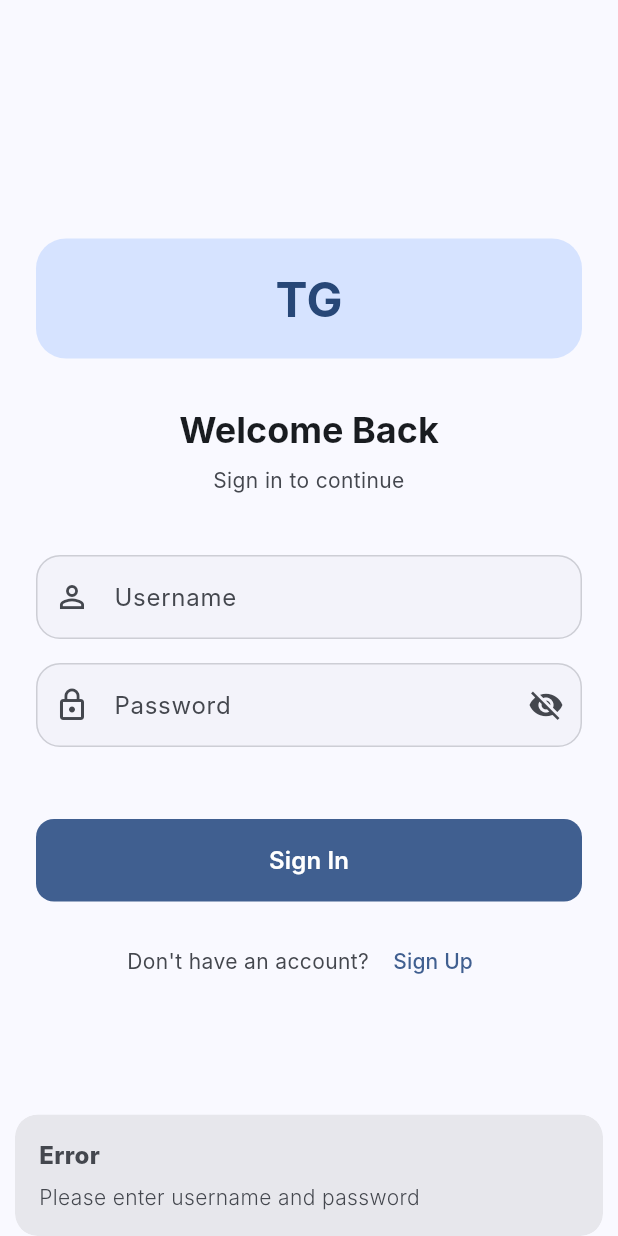
After one commit to forever-free1/telegram-go, a Flutter app: the screen it shows after launch, after a tap on "Sign In", on a phone screen of 412 x 824 dp. The commit adds this screen. Run offline on Flutter 3.47's test engine with Material 3 defaults, Android fonts, the phone set to English and light mode, and no system bars; drawn by our look-alikes of dynamic_color, flutter_animate; our stand-ins replace dio, flutter_markdown, get, shared_preferences; missing offline and left inert: window_manager; accounts and stored records are empty; Roboto replaces fonts that are missing (Inter).

Commit message:
feat: add network layer and authentication module
Network Layer:
- Create ApiClient with Dio wrapper
- Base URL: http://10.0.2.2:8080/api (Android emulator)
- Request interceptor: Auto-add Bearer token to headers
- Response interceptor: Handle 401 errors with Get.offAll()

Authentication:
- Create AuthController with login logic
- LoginPage with Material 3 design
- Token persistence with shared_preferences
- Auto-redirect to login on 401

Routing:
- AuthWrapper checks login status on app start
- GetX routing with GetMaterialApp

```diff
--- /dev/null
+++ b/frontend/lib/core/network/api_client.dart
@@ -0,0 +1,150 @@
+import 'package:dio/dio.dart';
+import 'package:get/get.dart' hide Response, FormData, MultipartFile;
+import 'package:shared_preferences/shared_preferences.dart';
+
+/// API Client - Dio wrapper with interceptors
+class ApiClient extends GetxService {
+  static const String _baseUrl = 'http://10.0.2.2:8080/api';
+  static const String _tokenKey = 'auth_token';
+
+  late final Dio _dio;
+
+  static ApiClient get to => Get.find<ApiClient>();
+
+  Future<ApiClient> init() async {
+    _dio = Dio(
+      BaseOptions(
+        baseUrl: _baseUrl,
+        connectTimeout: const Duration(seconds: 30),
+        receiveTimeout: const Duration(seconds: 30),
+        headers: {
+          'Content-Type': 'application/json',
+          'Accept': 'application/json',
+        },
+      ),
+    );
+
+    // Add interceptors
+    _dio.interceptors.addAll([
+      _RequestInterceptor(),
+      _ResponseInterceptor(),
+    ]);
+
+    return this;
+  }
+
+  Dio get dio => _dio;
+
+  // Token management
+  static Future<void> saveToken(String token) async {
+    final prefs = await SharedPreferences.getInstance();
+    await prefs.setString(_tokenKey, token);
+  }
+
+  static Future<String?> getToken() async {
+    final prefs = await SharedPreferences.getInstance();
+    return prefs.getString(_tokenKey);
+  }
+
+  static Future<void> clearToken() async {
+    final prefs = await SharedPreferences.getInstance();
+    await prefs.remove(_tokenKey);
+  }
+
+  static Future<bool> hasToken() async {
+    final token = await getToken();
+    return token != null && token.isNotEmpty;
+  }
+
+  // HTTP methods
+  Future<Response<T>> get<T>(
+    String path, {
+    Map<String, dynamic>? queryParameters,
+    Options? options,
+  }) async {
+    return _dio.get<T>(path, queryParameters: queryParameters, options: options);
+  }
+
+  Future<Response<T>> post<T>(
+    String path, {
+    dynamic data,
+    Map<String, dynamic>? queryParameters,
+    Options? options,
+  }) async {
+    return _dio.post<T>(path, data: data, queryParameters: queryParameters, options: options);
+  }
+
+  Future<Response<T>> put<T>(
+    String path, {
+    dynamic data,
+    Map<String, dynamic>? queryParameters,
+    Options? options,
+  }) async {
+    return _dio.put<T>(path, data: data, queryParameters: queryParameters, options: options);
+  }
+
+  Future<Response<T>> delete<T>(
+    String path, {
+    dynamic data,
+    Map<String, dynamic>? queryParameters,
+    Options? options,
+  }) async {
+    return _dio.delete<T>(path, data: data, queryParameters: queryParameters, options: options);
+  }
+
+  Future<Response<T>> uploadFile<T>(
+    String path,
+    String filePath, {
+    String fieldName = 'file',
+    Map<String, dynamic>? additionalData,
+    ProgressCallback? onSendProgress,
+  }) async {
+    final formData = FormData.fromMap({
+      fieldName: await MultipartFile.fromFile(filePath),
+      ...?additionalData,
+    });
+
+    return _dio.post<T>(
+      path,
+      data: formData,
+      onSendProgress: onSendProgress,
+      options: Options(contentType: 'multipart/form-data'),
+    );
+  }
+}
+
+/// Request Interceptor - Adds Authorization header
+class _RequestInterceptor extends Interceptor {
+  @override
+  void onRequest(RequestOptions options, RequestInterceptorHandler handler) async {
+    // Get token from storage
+    final token = await ApiClient.getToken();
+
+    if (token != null && token.isNotEmpty) {
+      options.headers['Authorization'] = 'Bearer $token';
+    }
+
+    super.onRequest(options, handler);
+  }
+}
+
+/// Response Interceptor - Handles global errors
+class _ResponseInterceptor extends Interceptor {
+  @override
+  void onError(DioException err, ErrorInterceptorHandler handler) async {
+    if (err.response?.statusCode == 401) {
+      // Clear token
+      await ApiClient.clearToken();
+
+      // Try to notify about unauthorized - will fail gracefully if not initialized
+      try {
+        // Navigate to login
+        Get.offAllNamed('/login');
+      } catch (_) {
+        // Ignore if navigation fails
+      }
+    }
+
+    super.onError(err, handler);
+  }
+}
--- /dev/null
+++ b/frontend/lib/features/auth/controllers/auth_controller.dart
@@ -0,0 +1,178 @@
+import 'package:get/get.dart';
+import 'package:dio/dio.dart';
+import '../../../core/network/api_client.dart';
+import '../../../features/chat/screens/chat_list_screen.dart';
+
+/// Login Request DTO
+class LoginRequest {
+  final String username;
+  final String password;
+
+  LoginRequest({required this.username, required this.password});
+
+  Map<String, dynamic> toJson() => {
+        'username': username,
+        'password': password,
+      };
+}
+
+/// Login Response DTO
+class LoginResponse {
+  final String token;
+  final int userId;
+  final String? username;
+  final String? nickname;
+
+  LoginResponse({
+    required this.token,
+    required this.userId,
+    this.username,
+    this.nickname,
+  });
+
+  factory LoginResponse.fromJson(Map<String, dynamic> json) {
+    return LoginResponse(
+      token: json['token'] ?? '',
+      userId: json['user_id'] ?? json['userId'] ?? 0,
+      username: json['username'],
+      nickname: json['nickname'],
+    );
+  }
+}
+
+/// Auth Controller - Handles authentication
+class AuthController extends GetxController {
+  final ApiClient _apiClient = ApiClient.to;
+
+  final RxBool isLoading = false.obs;
+  final RxString errorMessage = ''.obs;
+  final Rx<LoginResponse?> currentUser = Rx<LoginResponse?>(null);
+
+  @override
+  void onInit() {
+    super.onInit();
+    checkLoginStatus();
+  }
+
+  /// Check if user is already logged in
+  Future<void> checkLoginStatus() async {
+    final hasToken = await ApiClient.hasToken();
+    if (hasToken) {
+      // Token exists, user is logged in
+      // In a real app, you might want to validate the token with the server
+      Get.offAll(() => const ChatListScreen());
+    }
+  }
+
+  /// Handle unauthorized response - called by interceptor
+  void handleUnauthorized() {
+    errorMessage.value = 'Session expired. Please login again.';
+    currentUser.value = null;
+    Get.offAllNamed('/login');
+  }
+
+  /// Login with username and password
+  Future<void> login(String username, String password) async {
+    if (username.isEmpty || password.isEmpty) {
+      errorMessage.value = 'Please enter username and password';
+      return;
+    }
+
+    isLoading.value = true;
+    errorMessage.value = '';
+
+    try {
+      final response = await _apiClient.post(
+        '/auth/login',
+        data: LoginRequest(username: username, password: password).toJson(),
+      );
+
+      final responseData = response.data;
+
+      // Handle different response structures
+      Map<String, dynamic> data;
+      if (responseData is Map<String, dynamic>) {
+        // Check for nested data structure
+        if (responseData.containsKey('data')) {
+          data = responseData['data'];
+        } else {
+          data = responseData;
+        }
+      } else {
+        throw Exception('Invalid response format');
+      }
+
+      final loginResponse = LoginResponse.fromJson(data);
+
+      // Save token
+      await ApiClient.saveToken(loginResponse.token);
+
+      // Update current user
+      currentUser.value = loginResponse;
+
+      // Navigate to chat list
+      Get.offAll(() => const ChatListScreen());
+    } on DioException catch (e) {
+      _handleDioError(e);
+    } catch (e) {
+      errorMessage.value = 'Login failed: ${e.toString()}';
+    } finally {
+      isLoading.value = false;
+    }
+  }
+
+  /// Handle Dio errors
+  void _handleDioError(DioException e) {
+    if (e.response != null) {
+      final statusCode = e.response!.statusCode;
+      final data = e.response!.data;
+
+      if (data is Map<String, dynamic> && data.containsKey('message')) {
+        errorMessage.value = data['message'];
+      } else {
+        switch (statusCode) {
+          case 401:
+            errorMessage.value = 'Invalid username or password';
+            break;
+          case 400:
+            errorMessage.value = 'Invalid request';
+            break;
+          case 500:
+            errorMessage.value = 'Server error. Please try again later.';
+            break;
+          default:
+            errorMessage.value = 'Login failed. Please try again.';
+        }
+      }
+    } else if (e.type == DioExceptionType.connectionTimeout) {
+      errorMessage.value = 'Connection timeout. Please check your network.';
+    } else if (e.type == DioExceptionType.connectionError) {
+      errorMessage.value = 'Cannot connect to server. Please check your network.';
+    } else {
+      errorMessage.value = 'An error occurred. Please try again.';
+    }
+  }
+
+  /// Logout
+  Future<void> logout() async {
+    isLoading.value = true;
+    try {
+      // Try to notify server (ignore errors)
+      try {
+        await _apiClient.post('/auth/logout');
+      } catch (_) {
+        // Ignore logout API errors
+      }
+    } finally {
+      await ApiClient.clearToken();
+      currentUser.value = null;
+      isLoading.value = false;
+      Get.offAllNamed('/login');
+    }
+  }
+
+  /// Get current token
+  Future<String?> getToken() async {
+    return await ApiClient.getToken();
+  }
+}
--- /dev/null
+++ b/frontend/lib/features/auth/screens/login_page.dart
@@ -0,0 +1,253 @@
+import 'package:flutter/material.dart';
+import 'package:get/get.dart';
+import 'package:flutter_animate/flutter_animate.dart';
+
+import '../controllers/auth_controller.dart';
+
+/// Login Page - Material 3 style
+class LoginPage extends StatefulWidget {
+  const LoginPage({super.key});
+
+  @override
+  State<LoginPage> createState() => _LoginPageState();
+}
+
+class _LoginPageState extends State<LoginPage> {
+  final TextEditingController _usernameController = TextEditingController();
+  final TextEditingController _passwordController = TextEditingController();
+  bool _obscurePassword = true;
+
+  @override
+  void dispose() {
+    _usernameController.dispose();
+    _passwordController.dispose();
+    super.dispose();
+  }
+
+  @override
+  Widget build(BuildContext context) {
+    final colorScheme = Theme.of(context).colorScheme;
+    final controller = Get.find<AuthController>();
+
+    return Scaffold(
+      body: SafeArea(
+        child: Center(
+          child: SingleChildScrollView(
+            padding: const EdgeInsets.all(24),
+            child: Column(
+              mainAxisAlignment: MainAxisAlignment.center,
+              crossAxisAlignment: CrossAxisAlignment.stretch,
+              children: [
+                // Logo
+                Container(
+                  width: 80,
+                  height: 80,
+                  decoration: BoxDecoration(
+                    color: colorScheme.primaryContainer,
+                    borderRadius: BorderRadius.circular(20),
+                  ),
+                  child: Center(
+                    child: Text(
+                      'TG',
+                      style: TextStyle(
+                        color: colorScheme.onPrimaryContainer,
+                        fontWeight: FontWeight.bold,
+                        fontSize: 32,
+                      ),
+                    ),
+                  ),
+                )
+                    .animate()
+                    .fadeIn(duration: 400.ms)
+                    .scale(begin: const Offset(0.8, 0.8)),
+
+                const SizedBox(height: 32),
+
+                // Title
+                Text(
+                  'Welcome Back',
+                  style: Theme.of(context).textTheme.headlineMedium?.copyWith(
+                        fontWeight: FontWeight.bold,
+                      ),
+                  textAlign: TextAlign.center,
+                )
+                    .animate()
+                    .fadeIn(delay: 100.ms, duration: 400.ms),
+
+                const SizedBox(height: 8),
+
+                // Subtitle
+                Text(
+                  'Sign in to continue',
+                  style: Theme.of(context).textTheme.bodyMedium?.copyWith(
+                        color: colorScheme.onSurfaceVariant,
+                      ),
+                  textAlign: TextAlign.center,
+                )
+                    .animate()
+                    .fadeIn(delay: 150.ms, duration: 400.ms),
+
+                const SizedBox(height: 40),
+
+                // Username field
+                TextField(
+                  controller: _usernameController,
+                  textInputAction: TextInputAction.next,
+                  decoration: const InputDecoration(
+                    labelText: 'Username',
+                    hintText: 'Enter your username',
+                    prefixIcon: Icon(Icons.person_outline),
+                  ),
+                )
+                    .animate()
+                    .fadeIn(delay: 200.ms, duration: 400.ms)
+                    .slideX(begin: -0.1, end: 0),
+
+                const SizedBox(height: 16),
+
+                // Password field
+                TextField(
+                  controller: _passwordController,
+                  obscureText: _obscurePassword,
+                  textInputAction: TextInputAction.done,
+                  onSubmitted: (_) => _handleLogin(controller),
+                  decoration: InputDecoration(
+                    labelText: 'Password',
+                    hintText: 'Enter your password',
+                    prefixIcon: const Icon(Icons.lock_outline),
+                    suffixIcon: IconButton(
+                      icon: Icon(
+                        _obscurePassword ? Icons.visibility_off : Icons.visibility,
+                      ),
+                      onPressed: () {
+                        setState(() {
+                          _obscurePassword = !_obscurePassword;
+                        });
+                      },
+                    ),
+                  ),
+                )
+                    .animate()
+                    .fadeIn(delay: 250.ms, duration: 400.ms)
+                    .slideX(begin: -0.1, end: 0),
+
+                const SizedBox(height: 24),
+
+                // Error message
+                Obx(() {
+                  final error = controller.errorMessage.value;
+                  if (error.isEmpty) return const SizedBox.shrink();
+
+                  return Container(
+                    padding: const EdgeInsets.all(12),
+                    decoration: BoxDecoration(
+                      color: colorScheme.errorContainer,
+                      borderRadius: BorderRadius.circular(12),
+                    ),
+                    child: Row(
+                      children: [
+                        Icon(
+                          Icons.error_outline,
+                          color: colorScheme.error,
+                          size: 20,
+                        ),
+                        const SizedBox(width: 8),
+                        Expanded(
+                          child: Text(
+                            error,
+                            style: TextStyle(
+                              color: colorScheme.onErrorContainer,
+                              fontSize: 14,
+                            ),
+                          ),
+                        ),
+                      ],
+                    ),
+                  )
+                      .animate()
+                      .fadeIn(duration: 200.ms)
+                      .shake(hz: 3, duration: 400.ms);
+                }),
+
+                const SizedBox(height: 24),
+
+                // Login button
+                Obx(() => FilledButton(
+                      onPressed: controller.isLoading.value
+                          ? null
+                          : () => _handleLogin(controller),
+                      style: FilledButton.styleFrom(
+                        padding: const EdgeInsets.symmetric(vertical: 16),
+                        shape: RoundedRectangleBorder(
+                          borderRadius: BorderRadius.circular(12),
+                        ),
+                      ),
+                      child: controller.isLoading.value
+                          ? SizedBox(
+                              height: 20,
+                              width: 20,
+                              child: CircularProgressIndicator(
+                                strokeWidth: 2,
+                                color: colorScheme.onPrimary,
+                              ),
+                            )
+                          : const Text(
+                              'Sign In',
+                              style: TextStyle(
+                                fontSize: 16,
+                                fontWeight: FontWeight.w600,
+                              ),
+                            ),
+                    ))
+                    .animate()
+                    .fadeIn(delay: 300.ms, duration: 400.ms)
+                    .slideY(begin: 0.1, end: 0),
+
+                const SizedBox(height: 16),
+
+                // Register link
+                Row(
+                  mainAxisAlignment: MainAxisAlignment.center,
+                  children: [
+                    Text(
+                      "Don't have an account? ",
+                      style: Theme.of(context).textTheme.bodyMedium,
+                    ),
+                    TextButton(
+                      onPressed: () {
+                        Get.snackbar(
+                          'Coming Soon',
+                          'Registration will be available soon',
+                          snackPosition: SnackPosition.BOTTOM,
+                        );
+                      },
+                      child: const Text('Sign Up'),
+                    ),
+                  ],
+                )
+                    .animate()
+                    .fadeIn(delay: 350.ms, duration: 400.ms),
+              ],
+            ),
+          ),
+        ),
+      ),
+    );
+  }
+
+  void _handleLogin(AuthController controller) {
+    final username = _usernameController.text.trim();
+    final password = _passwordController.text;
+
+    if (username.isEmpty || password.isEmpty) {
+      Get.snackbar(
+        'Error',
+        'Please enter username and password',
+        snackPosition: SnackPosition.BOTTOM,
+      );
+      return;
+    }
+
+    controller.login(username, password);
+  }
+}
--- a/frontend/lib/main.dart
+++ b/frontend/lib/main.dart
@@ -1,13 +1,21 @@
 import 'package:flutter/material.dart';
 import 'package:flutter/services.dart';
+import 'package:get/get.dart';
 import 'package:window_manager/window_manager.dart';
 import 'package:dynamic_color/dynamic_color.dart';
 
 import 'core/theme/theme_service.dart';
 import 'core/layout/main_layout.dart';
+import 'core/network/api_client.dart';
+import 'features/auth/controllers/auth_controller.dart';
+import 'features/auth/screens/login_page.dart';
+import 'features/chat/screens/chat_list_screen.dart';
 
 void main() async {
   WidgetsFlutterBinding.ensureInitialized();
+
+  // Initialize services
+  await initServices();
 
   // Initialize window manager for desktop
   await windowManager.ensureInitialized();
@@ -39,6 +47,15 @@ void main() async {
   runApp(const MyApp());
 }
 
+/// Initialize all GetX services
+Future<void> initServices() async {
+  // Initialize API Client
+  await Get.putAsync(() => ApiClient().init());
+
+  // Initialize Auth Controller
+  Get.put(AuthController());
+}
+
 class MyApp extends StatelessWidget {
   const MyApp({super.key});
 
@@ -53,15 +70,61 @@ class MyApp extends StatelessWidget {
           darkDynamic ?? ColorScheme.fromSeed(seedColor: const Color(0xFF1565C0), brightness: Brightness.dark),
         );
 
-        return MaterialApp(
+        return GetMaterialApp(
           title: 'Telegram Go',
           debugShowCheckedModeBanner: false,
           theme: lightTheme,
           darkTheme: darkTheme,
           themeMode: ThemeMode.system,
-          home: const MainLayout(),
+          initialRoute: '/',
+          getPages: [
+            GetPage(
+              name: '/',
+              page: () => const AuthWrapper(),
+            ),
+            GetPage(
+              name: '/login',
+              page: () => const LoginPage(),
+            ),
+            GetPage(
+              name: '/home',
+              page: () => const MainLayout(),
+            ),
+            GetPage(
+              name: '/chats',
+              page: () => const ChatListScreen(),
+            ),
+          ],
         );
       },
     );
   }
 }
+
+/// Auth Wrapper - Checks login status and redirects
+class AuthWrapper extends StatelessWidget {
+  const AuthWrapper({super.key});
+
+  @override
+  Widget build(BuildContext context) {
+    // Check if user is logged in
+    return FutureBuilder<bool>(
+      future: ApiClient.hasToken(),
+      builder: (context, snapshot) {
+        if (snapshot.connectionState == ConnectionState.waiting) {
+          return const Scaffold(
+            body: Center(
+              child: CircularProgressIndicator(),
+            ),
+          );
+        }
+
+        if (snapshot.data == true) {
+          return const MainLayout();
+        }
+
+        return const LoginPage();
+      },
+    );
+  }
+}
--- a/frontend/pubspec.yaml
+++ b/frontend/pubspec.yaml
@@ -17,6 +17,7 @@ dependencies:
 
   # State Management
   flutter_riverpod: ^2.6.1
+  get: ^4.6.6
 
   # Network
   dio: ^5.7.0
```
Also changed, not shown: frontend/pubspec.lock.
